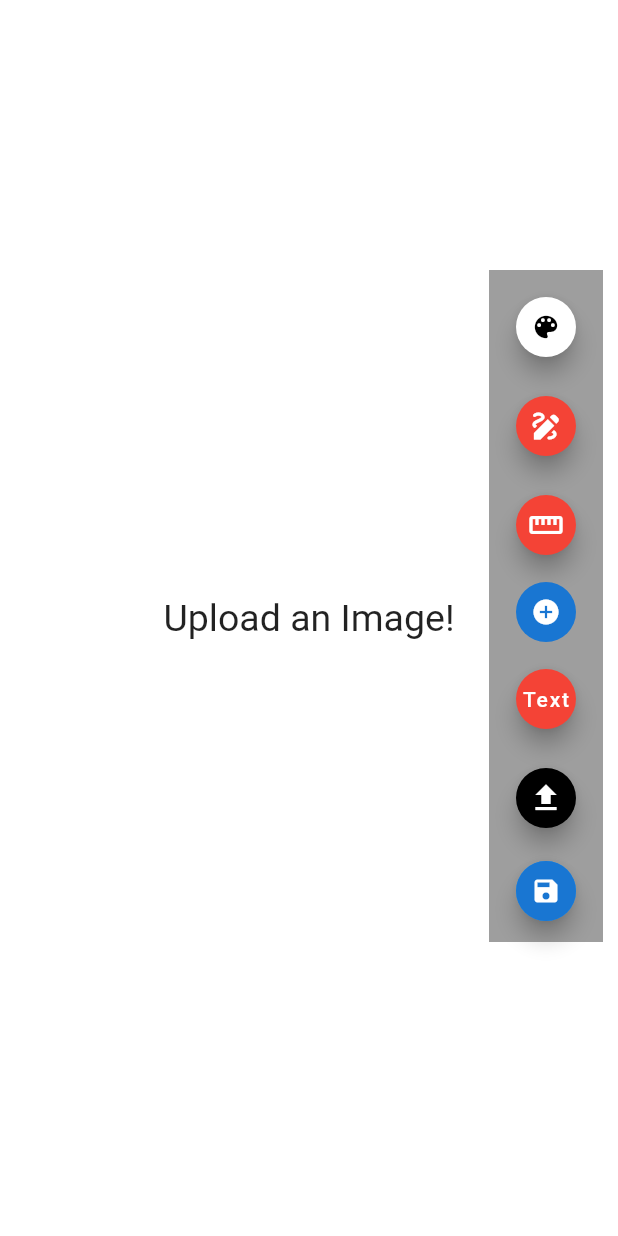
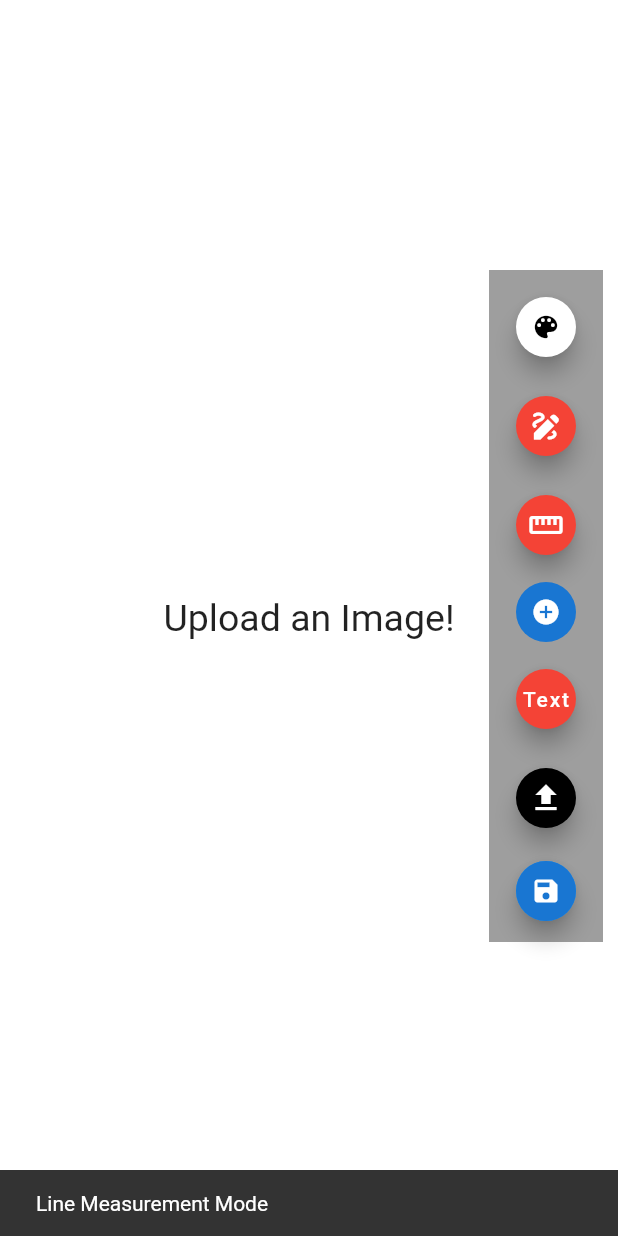
Before and after one commit to JosephSafouri/OXO-2123, a Flutter app: the screen it shows after launch, after a tap on the "straighten" icon, on a phone screen of 412 x 824 dp. Run offline on Flutter 3.47's test engine with Material 2 defaults, Android fonts, the light colour scheme and no system bars; drawn by our look-alikes of screenshot; our stand-ins replace flutter_colorpicker, image_gallery_saver, image_picker.

Commit message:
Snackbar for line-measurement mode

```diff
--- a/flutter-app/flutter_drawing_app/starter/lib/drawing_page.dart
+++ b/flutter-app/flutter_drawing_app/starter/lib/drawing_page.dart
@@ -268,12 +268,14 @@ class _DrawingPageState extends State<DrawingPage> {
         backgroundColor: selectedColor,
         child: Icon(Icons.straighten),
         onPressed: () {
+          ScaffoldMessenger.of(context).showSnackBar(
+            SnackBar(
+                content: const Text("Line Measurement Mode")
+            )
+          );
           setState(() {
             if (displayImage != null) {
-              if (state == Status.line_drawing)
-                state = Status.free_draw;
-              else
-                state = Status.line_drawing;
+              state = Status.line_drawing;
             }
           });
         },
```
